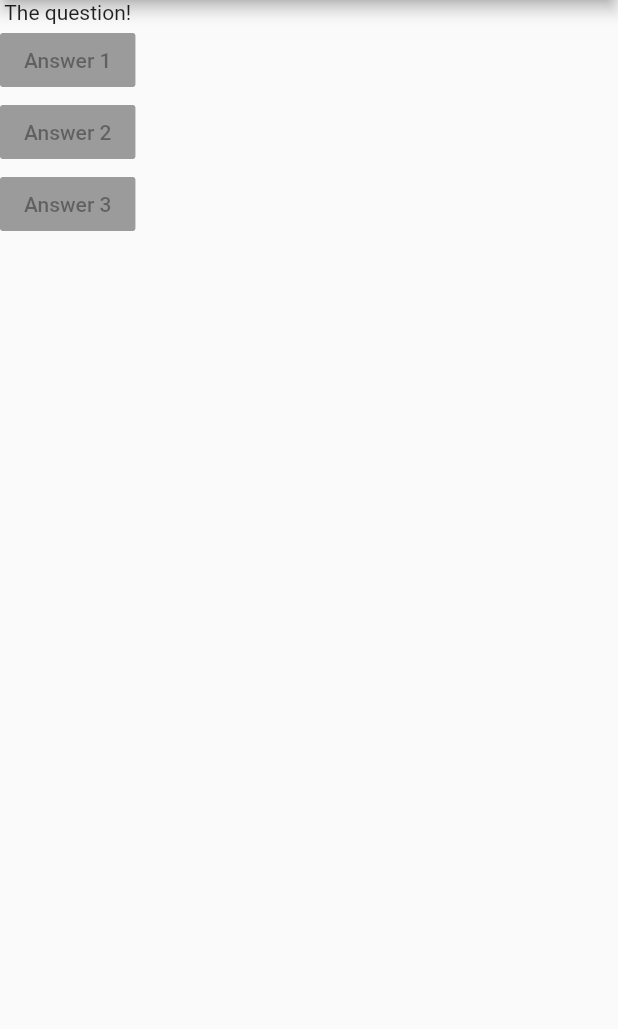
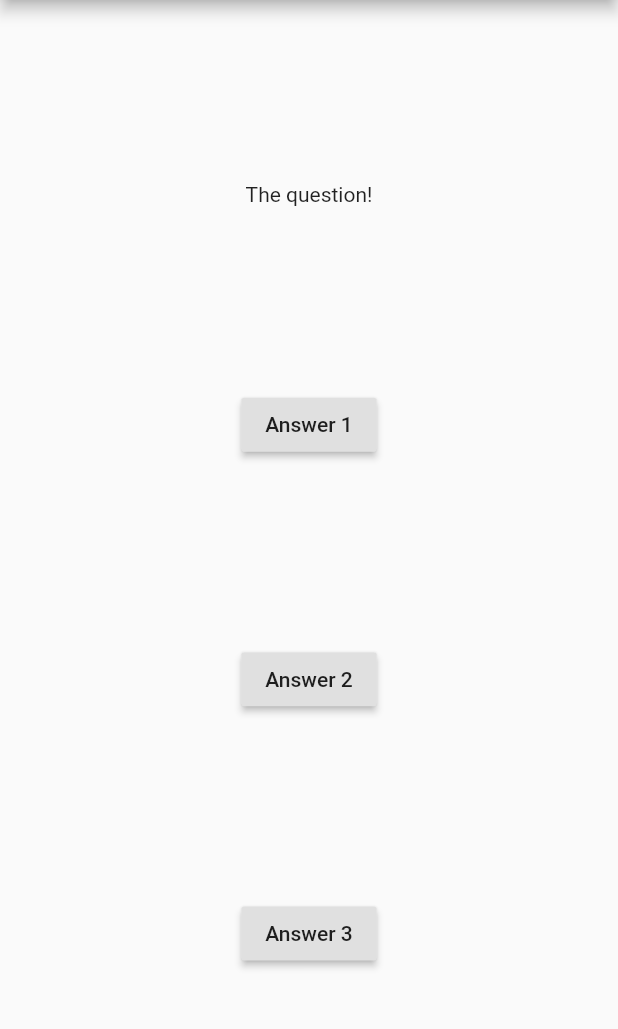
Before and after one commit to kira-on-git/udemy_test_app, a Flutter app: the screen it shows after launch, on a phone screen of 412 x 824 dp, the part 84-1113 px from its top. Run offline on Flutter 3.47's test engine with Material 2 defaults, Android fonts, the phone set to English and light mode, and no system bars.

Commit message:
3 functions for onPress added

```diff
--- a/lib/main.dart
+++ b/lib/main.dart
@@ -2,25 +2,41 @@
 
 import 'package:flutter/material.dart';
 
-void main() => runApp(const MyApp());
+void main() => runApp(MyApp());
 
 class MyApp extends StatelessWidget {
-  const MyApp({Key? key}) : super(key: key);
+  //const MyApp({Key? key}) : super(key: key);
+  void answerQuestion() {
+    print('Answer choosen!');
+  }
 
   @override
   Widget build(BuildContext context) {
     return MaterialApp(
-        debugShowCheckedModeBanner: false,
-        home: Scaffold(
-          appBar: AppBar(title: const Text('udemy_test_app')),
-          body: Column(
+      debugShowCheckedModeBanner: false,
+      home: Scaffold(
+        appBar: AppBar(
+          title: const Text('udemy_test_app'),
+        ),
+        body: Center(
+          child: Column(
+            mainAxisAlignment: MainAxisAlignment.spaceEvenly,
             children: [
               const Text('The question!'),
-              const RaisedButton(child: Text('Answer 1'), onPressed: null),
-              const RaisedButton(child: Text('Answer 2'), onPressed: null),
-              const RaisedButton(child: Text('Answer 3'), onPressed: null),
+              RaisedButton(onPressed: answerQuestion, child: Text('Answer 1')),
+              RaisedButton(
+                  onPressed: () => print('Answer 2 choosen!'),
+                  child: Text('Answer 2')),
+              RaisedButton(
+                  onPressed: () {
+                    //...
+                    print('Answer 3 choosen!');
+                  },
+                  child: Text('Answer 3')),
             ],
           ),
-        ));
+        ),
+      ),
+    );
   }
 }
```
